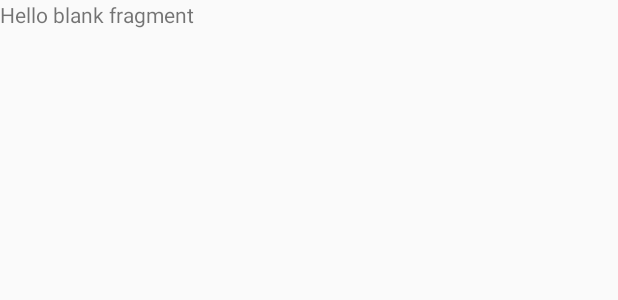
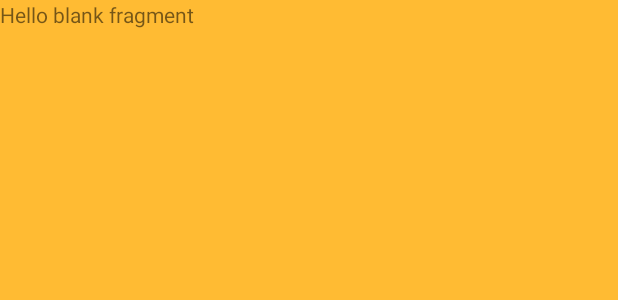
Before and after one commit to Phemika/fisrt-app, an Android app: the layout fragment_title.xml on its own in the app's theme, with its tools: preview values and no code run, on a phone screen of 412 x 824 dp. Shown: the top 300 px of the screen. Run offline under Robolectric (Android 15) with nearby library versions, the phone set to English and light mode, and no system bars.

```diff
--- a/app/src/main/res/layout/activity_main.xml
+++ b/app/src/main/res/layout/activity_main.xml
@@ -25,6 +25,6 @@
             android:layout_width="wrap_content"
             android:layout_height="match_parent"
             android:layout_gravity="start"
-            app:menu="@menu/menu" />
+            app:menu="@menu/menu"/>
     </androidx.drawerlayout.widget.DrawerLayout>
 </layout>
--- a/app/src/main/res/layout/fragment_about.xml
+++ b/app/src/main/res/layout/fragment_about.xml
@@ -3,10 +3,12 @@
     xmlns:tools="http://schemas.android.com/tools"
     android:layout_width="match_parent"
     android:layout_height="match_parent"
+    android:background="@android:color/holo_blue_dark"
     tools:context=".aboutFragment">
 
     <TextView
         android:layout_width="match_parent"
-        android:layout_height="match_parent" />
+        android:layout_height="match_parent"
+        android:background="@android:color/holo_green_light" />
 
 </FrameLayout>
--- a/app/src/main/res/layout/fragment_title.xml
+++ b/app/src/main/res/layout/fragment_title.xml
@@ -1,10 +1,12 @@
 <?xml version="1.0" encoding="utf-8"?>
-<layout>
-    <LinearLayout xmlns:android="http://schemas.android.com/apk/res/android"
-        xmlns:tools="http://schemas.android.com/tools"
-        xmlns:app="http://schemas.android.com/apk/res-auto"
+<layout xmlns:android="http://schemas.android.com/apk/res/android"
+    xmlns:app="http://schemas.android.com/apk/res-auto"
+    xmlns:tools="http://schemas.android.com/tools">
+
+    <LinearLayout
         android:layout_width="match_parent"
         android:layout_height="match_parent"
+        android:background="@android:color/holo_orange_light"
         tools:context=".TitleFragment">
 
         <TextView
--- a/app/src/main/res/navigation/navigation.xml
+++ b/app/src/main/res/navigation/navigation.xml
@@ -21,7 +21,7 @@
     <fragment
         android:id="@+id/contactFragment"
         android:name="com.example.fisrtapp.contactFragment"
-        android:label="About"
+        android:label="@string/contact"
         tools:layout="@layout/fragment_contact" />
 
 </navigation>
--- a/app/src/main/res/values/strings.xml
+++ b/app/src/main/res/values/strings.xml
@@ -4,4 +4,5 @@
     <string name="hello_blank_fragment">Hello blank fragment</string>
     <string name="about">about</string>
     <string name="contact">contact</string>
+    <string name="list">list</string>
 </resources>
```
Also changed, not shown: app/build.gradle (+9 -0 lines).
